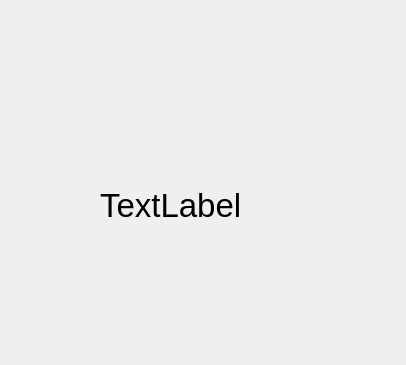
Old version of the form ending.ui in the repository RhCsBe/-; both pictures show x 0 to 406 and y 0 to 365 of the 406 by 559 pixel window.
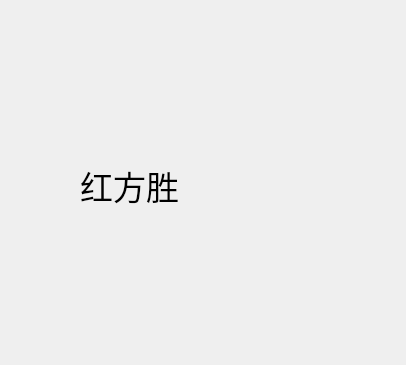
New version of the form.

The edit to the form file:
```diff
--- a/ending.ui
+++ b/ending.ui
@@ -52,10 +52,10 @@
   <widget class="QLabel" name="result">
    <property name="geometry">
     <rect>
-     <x>100</x>
-     <y>140</y>
-     <width>221</width>
-     <height>131</height>
+     <x>80</x>
+     <y>70</y>
+     <width>301</width>
+     <height>231</height>
     </rect>
    </property>
    <property name="font">
@@ -64,7 +64,7 @@
     </font>
    </property>
    <property name="text">
-    <string>TextLabel</string>
+    <string>红方胜</string>
    </property>
   </widget>
  </widget>
```
